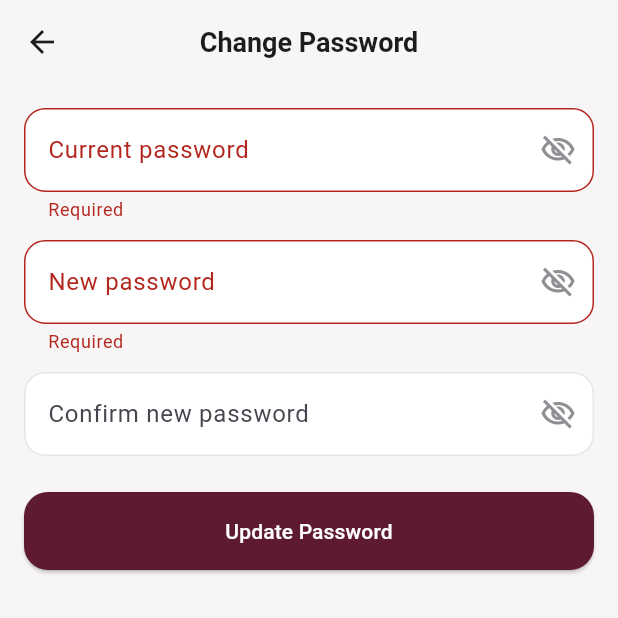
After one commit to Mahmouuddiab/qatar-teacher-app, a Flutter app: the ChangePasswordScreen screen opened by its route, after a tap on "Update Password", on a phone screen of 412 x 824 dp, the top half of it. The commit adds this screen. Run offline on Flutter 3.47's test engine with Material 3 defaults, Android fonts, the phone set to English and light mode, and no system bars; our stand-ins replace dartz, dio, flutter_riverpod, flutter_secure_storage; accounts and stored records are empty.

Commit message:
change password

```diff
--- /dev/null
+++ b/lib/core/params/change_password_params.dart
@@ -0,0 +1,14 @@
+class ChangePasswordParams {
+  final String currentPassword;
+  final String newPassword;
+
+  const ChangePasswordParams({
+    required this.currentPassword,
+    required this.newPassword,
+  });
+
+  Map<String, dynamic> toJson() => {
+    'currentPassword': currentPassword,
+    'newPassword': newPassword,
+  };
+}
--- a/lib/core/router/app_router.dart
+++ b/lib/core/router/app_router.dart
@@ -1,4 +1,5 @@
 import 'package:flutter/material.dart';
+import 'package:qatar_teachers/features/auth/presentation/screens/change_password_screen.dart';
 import 'package:qatar_teachers/features/auth/presentation/screens/login_screen.dart';
 import 'package:qatar_teachers/features/auth/presentation/screens/register_screen.dart';
 import '../../features/on boarding/screen/onboarding_screen.dart';
@@ -18,18 +19,24 @@ class AppRouter {
         return MaterialPageRoute(builder: (_) => RegisterScreen());
       case AppRoutes.login:
         return MaterialPageRoute(builder: (_) => LoginScreen());
+      case AppRoutes.changePassword:
+        return MaterialPageRoute(builder: (_) => const ChangePasswordScreen());
+
       case AppRoutes.addCourse:
         return MaterialPageRoute(builder: (_) => const AddCourseScreen());
       case AppRoutes.allCourses:
         return MaterialPageRoute(builder: (_) => const AllCoursesScreen());
-      case AppRoutes.editCourse:
-        final course = settings.arguments as CourseEntity;
-        return MaterialPageRoute(builder: (_) => EditCourseScreen(course: course));
       case AppRoutes.courseDetails:
         final courseId = settings.arguments as int;
         return MaterialPageRoute(
           builder: (_) => CourseDetailsScreen(courseId: courseId),
         );
+      case AppRoutes.editCourse:
+        final course = settings.arguments as CourseEntity;
+        return MaterialPageRoute(
+          builder: (_) => EditCourseScreen(course: course),
+        );
+
       default:
         return MaterialPageRoute(
           builder: (_) =>
--- a/lib/core/router/app_routes.dart
+++ b/lib/core/router/app_routes.dart
@@ -6,4 +6,5 @@ class AppRoutes {
   static const String courseDetails = '/CourseDetailsScreen';
   static const String allCourses = '/AllCoursesScreen';
   static const String editCourse = '/EditCourseScreen';
+  static const String changePassword = '/ChangePasswordScreen';
 }
--- a/lib/features/auth/domain/repository/auth_repository.dart
+++ b/lib/features/auth/domain/repository/auth_repository.dart
@@ -1,3 +1,4 @@
+import 'package:qatar_teachers/core/params/change_password_params.dart';
 import 'package:qatar_teachers/core/params/login_params.dart';
 import 'package:qatar_teachers/core/params/register_params.dart';
 import 'package:qatar_teachers/features/auth/domain/entity/user_entity.dart';
@@ -5,4 +6,6 @@ import 'package:qatar_teachers/features/auth/domain/entity/user_entity.dart';
 abstract class AuthRepository {
   Future<UserEntity> register(RegisterParams registerParams);
   Future<UserEntity> login(LoginParams loginParams);
+  Future<void> changePassword(ChangePasswordParams params);
+  Future<void> logout();
 }
--- a/lib/features/auth/presentation/providers/auth_providers.dart
+++ b/lib/features/auth/presentation/providers/auth_providers.dart
@@ -1,15 +1,18 @@
 import 'package:flutter_riverpod/flutter_riverpod.dart';
 import 'package:flutter_riverpod/legacy.dart';
+import 'package:qatar_teachers/core/cache/cache_helper.dart';
+import 'package:qatar_teachers/core/error/failure.dart';
+import 'package:qatar_teachers/core/params/change_password_params.dart';
 import 'package:qatar_teachers/core/params/login_params.dart';
 import 'package:qatar_teachers/core/params/register_params.dart';
 import 'package:qatar_teachers/features/auth/data/data%20source/auth_remote_ds.dart';
 import 'package:qatar_teachers/features/auth/data/repository/auth_repository_impl.dart';
 import 'package:qatar_teachers/features/auth/domain/entity/user_entity.dart';
 import 'package:qatar_teachers/features/auth/domain/repository/auth_repository.dart';
+import 'package:qatar_teachers/features/auth/domain/usecase/change_password_usecase.dart';
 import 'package:qatar_teachers/features/auth/domain/usecase/login_usecase.dart';
+import 'package:qatar_teachers/features/auth/domain/usecase/logout_usecase.dart';
 import 'package:qatar_teachers/features/auth/domain/usecase/register_usecase.dart';
-
-// ---------- Data layer ----------
 
 final authRemoteDsProvider = Provider<AuthRemoteDs>((ref) {
   return AuthRemoteDSImpl();
@@ -19,8 +22,6 @@ final authRepositoryProvider = Provider<AuthRepository>((ref) {
   return AuthRepositoryImpl(ref.watch(authRemoteDsProvider));
 });
 
-// ---------- Use cases ----------
-
 final loginUseCaseProvider = Provider<LoginUseCase>((ref) {
   return LoginUseCase(ref.watch(authRepositoryProvider));
 });
@@ -29,18 +30,26 @@ final registerUseCaseProvider = Provider<RegisterUseCase>((ref) {
   return RegisterUseCase(ref.watch(authRepositoryProvider));
 });
 
-// ---------- Login ----------
+final changePasswordUseCaseProvider = Provider<ChangePasswordUseCase>(
+  (ref) => ChangePasswordUseCase(ref.watch(authRepositoryProvider)),
+);
+
+final logoutUseCaseProvider = Provider<LogoutUseCase>(
+  (ref) => LogoutUseCase(ref.watch(authRepositoryProvider)),
+);
+
+/// ---------- Login ----------
 
 /// Login state: AsyncData(null) = idle, AsyncLoading, AsyncData(user), AsyncError.
-final loginStateProvider =
-StateProvider.autoDispose<AsyncValue<UserEntity?>>(
+final loginStateProvider = StateProvider.autoDispose<AsyncValue<UserEntity?>>(
   (ref) => const AsyncData(null),
 );
 
 /// Call it like a function: `ref.read(loginProvider)(params)`.
 /// Returns true on success.
-final loginProvider =
-Provider.autoDispose<Future<bool> Function(LoginParams)>((ref) {
+final loginProvider = Provider.autoDispose<Future<bool> Function(LoginParams)>((
+  ref,
+) {
   return (LoginParams params) async {
     final state = ref.read(loginStateProvider.notifier);
     state.state = const AsyncLoading();
@@ -54,7 +63,7 @@ Provider.autoDispose<Future<bool> Function(LoginParams)>((ref) {
   };
 });
 
-// ---------- Register ----------
+/// ---------- Register ----------
 
 final registerStateProvider =
     StateProvider.autoDispose<AsyncValue<UserEntity?>>(
@@ -75,3 +84,80 @@ Provider.autoDispose<Future<bool> Function(RegisterParams)>((ref) {
         return result.hasValue && result.value != null;
       };
     });
+
+/// ───────────── Change password ─────────────
+
+enum ChangePasswordStatus { initial, loading, success, failure }
+
+class ChangePasswordState {
+  final ChangePasswordStatus status;
+  final String? errorMessage;
+
+  const ChangePasswordState({
+    this.status = ChangePasswordStatus.initial,
+    this.errorMessage,
+  });
+
+  bool get isLoading => status == ChangePasswordStatus.loading;
+}
+
+class ChangePasswordNotifier extends Notifier<ChangePasswordState> {
+  @override
+  ChangePasswordState build() => const ChangePasswordState();
+
+  Future<void> changePassword(ChangePasswordParams params) async {
+    if (state.isLoading) return;
+    state = const ChangePasswordState(status: ChangePasswordStatus.loading);
+
+    try {
+      await ref.read(changePasswordUseCaseProvider)(params);
+      state = const ChangePasswordState(status: ChangePasswordStatus.success);
+    } on Failure catch (f) {
+      state = ChangePasswordState(
+        status: ChangePasswordStatus.failure,
+        errorMessage: f.message,
+      );
+    } catch (_) {
+      state = const ChangePasswordState(
+        status: ChangePasswordStatus.failure,
+        errorMessage: 'Something went wrong, please try again',
+      );
+    }
+  }
+
+  void reset() => state = const ChangePasswordState();
+}
+
+final changePasswordProvider =
+    NotifierProvider.autoDispose<ChangePasswordNotifier, ChangePasswordState>(
+      ChangePasswordNotifier.new,
+    );
+
+/// ───────────── Logout ─────────────
+
+enum LogoutStatus { initial, loading, success }
+
+class LogoutNotifier extends Notifier<LogoutStatus> {
+  @override
+  LogoutStatus build() => LogoutStatus.initial;
+
+  Future<void> logout() async {
+    if (state == LogoutStatus.loading) return;
+    state = LogoutStatus.loading;
+
+    try {
+      await ref.read(logoutUseCaseProvider)();
+    } catch (_) {
+    }
+
+    // TODO: replace with your own token/session clearing
+    await CacheHelper.clearToken();
+
+    state = LogoutStatus.success;
+  }
+}
+
+final logoutProvider =
+    NotifierProvider.autoDispose<LogoutNotifier, LogoutStatus>(
+      LogoutNotifier.new,
+    );
--- /dev/null
+++ b/lib/features/auth/presentation/screens/change_password_screen.dart
@@ -0,0 +1,189 @@
+import 'package:flutter/material.dart';
+import 'package:flutter_riverpod/flutter_riverpod.dart';
+import 'package:qatar_teachers/core/params/change_password_params.dart';
+import 'package:qatar_teachers/core/utils/app_colors.dart';
+import '../providers/auth_providers.dart';
+
+class ChangePasswordScreen extends ConsumerStatefulWidget {
+  const ChangePasswordScreen({super.key});
+
+  @override
+  ConsumerState<ChangePasswordScreen> createState() =>
+      _ChangePasswordScreenState();
+}
+
+class _ChangePasswordScreenState extends ConsumerState<ChangePasswordScreen> {
+  static const int _minPasswordLength = 8;
+
+  final _formKey = GlobalKey<FormState>();
+  final _current = TextEditingController();
+  final _new = TextEditingController();
+  final _confirm = TextEditingController();
+
+  bool _hideCurrent = true;
+  bool _hideNew = true;
+  bool _hideConfirm = true;
+
+  @override
+  void dispose() {
+    _current.dispose();
+    _new.dispose();
+    _confirm.dispose();
+    super.dispose();
+  }
+
+  void _submit() {
+    if (!_formKey.currentState!.validate()) return;
+    FocusScope.of(context).unfocus();
+    ref
+        .read(changePasswordProvider.notifier)
+        .changePassword(
+          ChangePasswordParams(
+            currentPassword: _current.text,
+            newPassword: _new.text,
+          ),
+        );
+  }
+
+  InputDecoration _decoration(
+    String label, {
+    required bool hidden,
+    required VoidCallback onToggle,
+  }) => InputDecoration(
+    labelText: label,
+    filled: true,
+    fillColor: AppColors.surface,
+    suffixIcon: IconButton(
+      icon: Icon(
+        hidden ? Icons.visibility_off_outlined : Icons.visibility_outlined,
+        color: AppColors.textSecondary,
+      ),
+      onPressed: onToggle,
+    ),
+    border: OutlineInputBorder(
+      borderRadius: BorderRadius.circular(14),
+      borderSide: const BorderSide(color: AppColors.border),
+    ),
+    enabledBorder: OutlineInputBorder(
+      borderRadius: BorderRadius.circular(14),
+      borderSide: const BorderSide(color: AppColors.border),
+    ),
+    focusedBorder: OutlineInputBorder(
+      borderRadius: BorderRadius.circular(14),
+      borderSide: const BorderSide(color: AppColors.primary, width: 1.5),
+    ),
+  );
+
+  @override
+  Widget build(BuildContext context) {
+    final state = ref.watch(changePasswordProvider);
+
+    ref.listen<ChangePasswordState>(changePasswordProvider, (prev, next) {
+      if (next.status == ChangePasswordStatus.success) {
+        ScaffoldMessenger.of(context).showSnackBar(
+          const SnackBar(content: Text('Password changed successfully')),
+        );
+        Navigator.pop(context);
+      } else if (next.status == ChangePasswordStatus.failure) {
+        ScaffoldMessenger.of(context).showSnackBar(
+          SnackBar(
+            content: Text(next.errorMessage ?? 'Failed to change password'),
+          ),
+        );
+      }
+    });
+
+    return Scaffold(
+      backgroundColor: AppColors.background,
+      appBar: AppBar(
+        backgroundColor: AppColors.background,
+        elevation: 0,
+        scrolledUnderElevation: 0,
+        centerTitle: true,
+        iconTheme: const IconThemeData(color: AppColors.textPrimary),
+        title: const Text(
+          'Change Password',
+          style: TextStyle(
+            color: AppColors.textPrimary,
+            fontSize: 18,
+            fontWeight: FontWeight.w700,
+          ),
+        ),
+      ),
+      body: Form(
+        key: _formKey,
+        child: ListView(
+          padding: const EdgeInsets.all(16),
+          children: [
+            TextFormField(
+              controller: _current,
+              obscureText: _hideCurrent,
+              decoration: _decoration(
+                'Current password',
+                hidden: _hideCurrent,
+                onToggle: () => setState(() => _hideCurrent = !_hideCurrent),
+              ),
+              validator: (v) => (v == null || v.isEmpty) ? 'Required' : null,
+            ),
+            const SizedBox(height: 12),
+            TextFormField(
+              controller: _new,
+              obscureText: _hideNew,
+              decoration: _decoration(
+                'New password',
+                hidden: _hideNew,
+                onToggle: () => setState(() => _hideNew = !_hideNew),
+              ),
+              validator: (v) {
+                if (v == null || v.isEmpty) return 'Required';
+                if (v.length < _minPasswordLength) {
+                  return 'Password must be at least $_minPasswordLength characters';
+                }
+                if (v == _current.text) {
+                  return 'Must be different from the current password';
+                }
+                return null;
+              },
+            ),
+            const SizedBox(height: 12),
+            TextFormField(
+              controller: _confirm,
+              obscureText: _hideConfirm,
+              decoration: _decoration(
+                'Confirm new password',
+                hidden: _hideConfirm,
+                onToggle: () => setState(() => _hideConfirm = !_hideConfirm),
+              ),
+              validator: (v) =>
+                  v != _new.text ? 'Passwords do not match' : null,
+            ),
+            const SizedBox(height: 24),
+            SizedBox(
+              height: 52,
+              child: ElevatedButton(
+                onPressed: state.isLoading ? null : _submit,
+                style: ElevatedButton.styleFrom(
+                  backgroundColor: AppColors.primary,
+                  foregroundColor: Colors.white,
+                  shape: RoundedRectangleBorder(
+                    borderRadius: BorderRadius.circular(16),
+                  ),
+                ),
+                child: state.isLoading
+                    ? const SizedBox(
+                        height: 22,
+                        width: 22,
+                        child: CircularProgressIndicator(
+                          strokeWidth: 2,
+                          color: Colors.white,
+                        ),
+                      )
+                    : const Text('Update Password'),
+              ),
+            ),
+          ],
+        ),
+      ),
+    );
+  }
+}
--- a/lib/features/teacher side/profile/presentation/widgets/profile_actions_section.dart
+++ b/lib/features/teacher side/profile/presentation/widgets/profile_actions_section.dart
@@ -1,16 +1,17 @@
 import 'package:flutter/material.dart';
 import 'package:qatar_teachers/core/utils/app_colors.dart';
 
-/// Account actions: Edit Profile and Settings in one card, Logout in its own.
 class ProfileActionsSection extends StatelessWidget {
   const ProfileActionsSection({
     super.key,
     required this.onEditProfile,
+    required this.onChangePassword,
     required this.onSettings,
     required this.onLogout,
   });
 
   final VoidCallback onEditProfile;
+  final VoidCallback onChangePassword;
   final VoidCallback onSettings;
   final VoidCallback onLogout;
 
@@ -24,6 +25,12 @@ class ProfileActionsSection extends StatelessWidget {
               icon: Icons.edit_outlined,
               title: 'Edit Profile',
               onTap: onEditProfile,
+            ),
+            const _MenuDivider(),
+            _ProfileMenuTile(
+              icon: Icons.lock_outline_rounded,
+              title: 'Change Password',
+              onTap: onChangePassword,
             ),
             const _MenuDivider(),
             _ProfileMenuTile(
@@ -56,7 +63,6 @@ class _ActionsCard extends StatelessWidget {
 
   @override
   Widget build(BuildContext context) {
-    // Material (not Container) so the tap ripple is visible on the tiles.
     return Material(
       color: AppColors.surface,
       clipBehavior: Clip.antiAlias,
```
Also changed, not shown: lib/features/auth/data/data source/auth_remote_ds.dart (+55 -5 lines), lib/features/auth/data/repository/auth_repository_impl.dart (+15 -4 lines), lib/features/auth/domain/usecase/change_password_usecase.dart (added, +10 -0 lines), lib/features/auth/domain/usecase/logout_usecase.dart (added, +8 -0 lines), lib/features/teacher side/profile/presentation/screens/teacher_profile_screen.dart (+52 -4 lines). Lines whose indentation alone changed are shown as unchanged.
